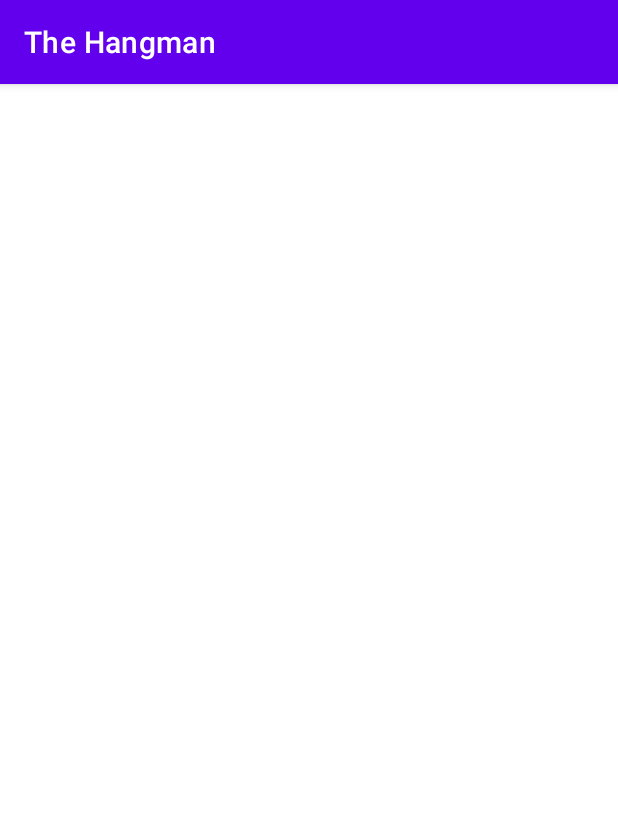
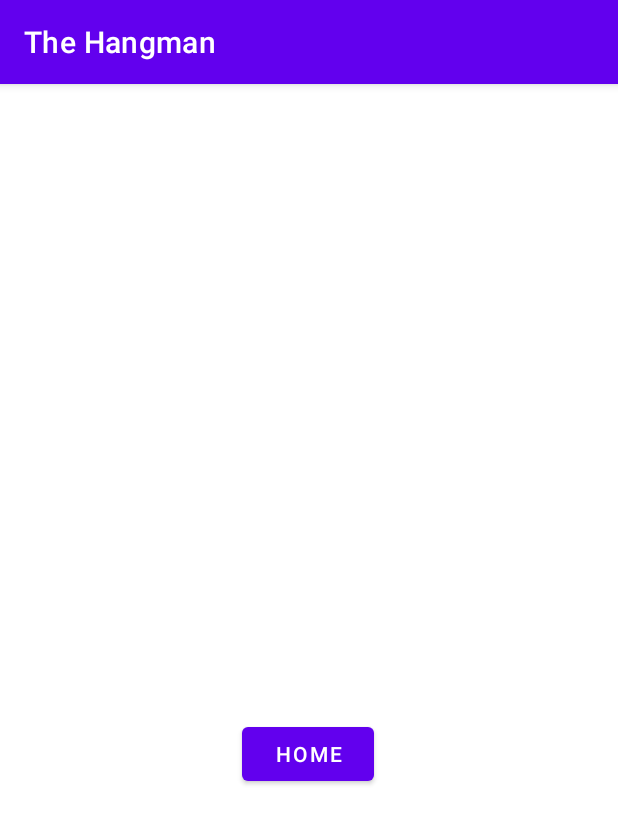
Before and after one commit to DA-102386-2223/thehangman2, an Android app: the EndGameActivity screen opened directly, with no data from a screen before it, on a phone screen of 412 x 824 dp. Shown: the top 824 px of the screen. Run offline under Robolectric (Android 15) with nearby library versions, the phone set to English and light mode, and no system bars; our stand-ins replace Firebase (no records; nobody signed in at launch, a user with empty details on screens opened directly).

Commit message:
requisit4

```diff
--- a/app/src/main/java/cat/udl/gtidic/course2223/teacher/thehangman/views/EndGameActivity.java
+++ b/app/src/main/java/cat/udl/gtidic/course2223/teacher/thehangman/views/EndGameActivity.java
@@ -1,16 +1,59 @@
 package cat.udl.gtidic.course2223.teacher.thehangman.views;
 
 import androidx.appcompat.app.AppCompatActivity;
+import androidx.core.content.ContextCompat;
+import androidx.databinding.DataBindingUtil;
+import androidx.lifecycle.ViewModelProvider;
 
+import android.content.Intent;
 import android.os.Bundle;
+import android.util.Log;
+import android.view.View;
+import android.widget.Button;
+import android.widget.TextView;
 
+import com.google.firebase.auth.FirebaseAuth;
+import com.google.firebase.auth.FirebaseUser;
+
+import cat.udl.gtidic.course2223.teacher.thehangman.databinding.ActivityGameBinding;
+import cat.udl.gtidic.course2223.teacher.thehangman.models.Game;
 import cat.udl.gtidic.course2223.teacher.thehangman.R;
+import cat.udl.gtidic.course2223.teacher.thehangman.viewmodels.GameViewModel;
 
 public class EndGameActivity extends AppCompatActivity {
 
+    Button homeButton;
+    TextView winnerConditionsText;
     @Override
     protected void onCreate(Bundle savedInstanceState) {
         super.onCreate(savedInstanceState);
         setContentView(R.layout.activity_end_game);
+        winnerConditionsText = (TextView) findViewById(R.id.winnerConditionsText);
+
+        findViewById(R.id.homeButton).setOnClickListener(v -> home());
+
     }
+    private void checkGameOver(){
+
+        // variable actualment sense us..
+        boolean playerWinner = false;
+
+        GameViewModel gameViewModel = null;
+        if (gameViewModel.getGame().isPlayerTheWinner()){
+            Log.d(Game.TAG, "El jugador ha guanyat!");
+            playerWinner = true;
+        }
+
+        if (gameViewModel.getGame().isGameOver()){
+            Log.d(Game.TAG, "El Joc ha acabat");
+            finish();
+        }
+    }
+        private void home() {
+            Intent i = new Intent (this, InitActivity.class);
+            startActivity(i);
+            finish();
+        }
+
+
 }
--- a/app/src/main/java/cat/udl/gtidic/course2223/teacher/thehangman/views/GameActivity.java
+++ b/app/src/main/java/cat/udl/gtidic/course2223/teacher/thehangman/views/GameActivity.java
@@ -129,13 +129,13 @@ public class GameActivity extends AppCompatActivity {
         refreshLettersChosen();
         refreshHangmanImages();
         hideKeyboard();
-        checkGameOver();
+        //checkGameOver();
     }
 
     /**
      * Revisa si el joc ha acabat i informa via Log (de moment)
      */
-    private void checkGameOver(){
+    /*private void checkGameOver(){
 
         // variable actualment sense us..
         boolean playerWinner = false;
@@ -151,7 +151,7 @@ public class GameActivity extends AppCompatActivity {
             etNewLetter.setEnabled(false);
             finish();
         }
-    }
+    }*/
 
     /**
      * Inicia el joc i actualitza l'activitat
--- a/app/src/main/res/layout/activity_end_game.xml
+++ b/app/src/main/res/layout/activity_end_game.xml
@@ -6,4 +6,25 @@
     android:layout_height="match_parent"
     tools:context=".views.EndGameActivity">
 
+    <Button
+        android:id="@+id/homeButton"
+        android:layout_width="wrap_content"
+        android:layout_height="wrap_content"
+        android:text="Home"
+        app:layout_constraintBottom_toBottomOf="parent"
+        app:layout_constraintEnd_toEndOf="parent"
+        app:layout_constraintHorizontal_bias="0.498"
+        app:layout_constraintStart_toStartOf="parent"
+        app:layout_constraintTop_toTopOf="parent"
+        app:layout_constraintVertical_bias="0.587" />
+
+    <TextView
+        android:id="@+id/winnerConditionsText"
+        android:layout_width="wrap_content"
+        android:layout_height="wrap_content"
+        android:text=""
+        app:layout_constraintBottom_toBottomOf="parent"
+        app:layout_constraintEnd_toEndOf="parent"
+        app:layout_constraintStart_toStartOf="parent"
+        app:layout_constraintTop_toTopOf="parent" />
 </androidx.constraintlayout.widget.ConstraintLayout>
```
